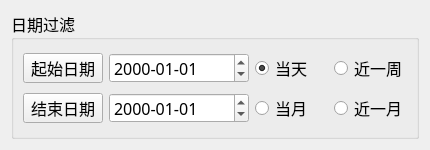
The window that MacAddr/common/sqlcom/sqldatebar.ui (ChinaClever/PDU-MacAddr) describes before a commit, drawn with Qt 5.
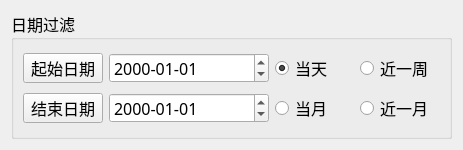
The same window after the commit.

```diff
--- a/MacAddr/common/sqlcom/sqldatebar.ui
+++ b/MacAddr/common/sqlcom/sqldatebar.ui
@@ -6,7 +6,7 @@
    <rect>
     <x>0</x>
     <y>0</y>
-    <width>430</width>
+    <width>463</width>
     <height>150</height>
    </rect>
   </property>
@@ -43,7 +43,7 @@
        <widget class="QDateEdit" name="startDateEdit">
         <property name="minimumSize">
          <size>
-          <width>140</width>
+          <width>160</width>
           <height>0</height>
          </size>
         </property>
@@ -104,7 +104,7 @@
        <widget class="QDateEdit" name="endDateEdit">
         <property name="minimumSize">
          <size>
-          <width>120</width>
+          <width>160</width>
           <height>0</height>
          </size>
         </property>
```
